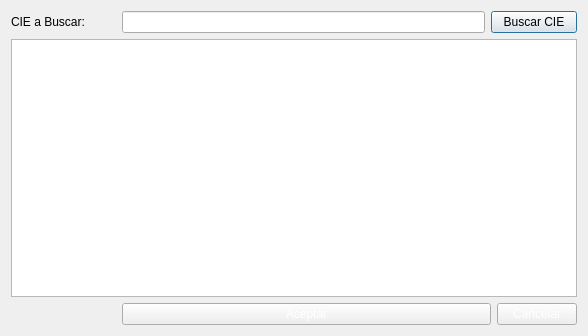
First picture: the form in Busquedas/frmbuscarcie.ui, repository arcnexus/RedFoX, before the edit.
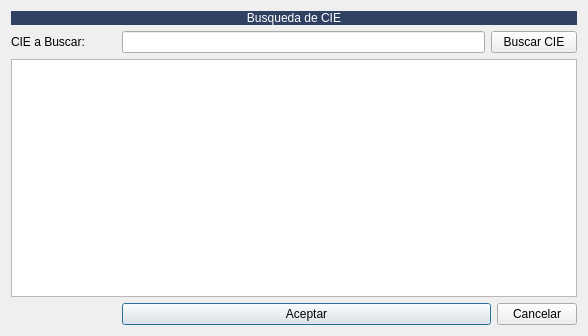
Second picture: the form after the edit. Icons and pictures are not drawn.

Patch:
```diff
--- a/Busquedas/frmbuscarcie.ui
+++ b/Busquedas/frmbuscarcie.ui
@@ -18,43 +18,15 @@
     <normaloff>:/Icons/PNG/Maya.png</normaloff>:/Icons/PNG/Maya.png</iconset>
   </property>
   <layout class="QGridLayout" name="gridLayout">
-   <item row="0" column="0">
+   <item row="1" column="0">
     <widget class="QLabel" name="label">
      <property name="text">
       <string>CIE a Buscar:</string>
      </property>
     </widget>
    </item>
-   <item row="0" column="1">
-    <widget class="QLineEdit" name="txtCIE">
-     <property name="minimumSize">
-      <size>
-       <width>363</width>
-       <height>0</height>
-      </size>
-     </property>
-    </widget>
-   </item>
-   <item row="0" column="2" colspan="2">
-    <widget class="QPushButton" name="btnBuscar">
-     <property name="text">
-      <string>Buscar CIE</string>
-     </property>
-     <property name="icon">
-      <iconset resource="../Maya.qrc">
-       <normaloff>:/Icons/PNG/search.png</normaloff>:/Icons/PNG/search.png</iconset>
-     </property>
-    </widget>
-   </item>
-   <item row="1" column="0" colspan="4">
-    <widget class="QTableWidget" name="tablaCIE"/>
-   </item>
-   <item row="2" column="1" colspan="2">
+   <item row="3" column="1" colspan="2">
     <widget class="QPushButton" name="btnAceptar">
-     <property name="styleSheet">
-      <string notr="true">QPushButton:disabled{color: 0; }
-QPushButton:enabled{color: rgb(255,255,255); }</string>
-     </property>
      <property name="text">
       <string>Aceptar</string>
      </property>
@@ -64,22 +36,7 @@
      </property>
     </widget>
    </item>
-   <item row="2" column="3">
-    <widget class="QPushButton" name="btnCancelar">
-     <property name="styleSheet">
-      <string notr="true">QPushButton:disabled{color: 0; }
-QPushButton:enabled{color: rgb(255,255,255); }</string>
-     </property>
-     <property name="text">
-      <string>Cancelar</string>
-     </property>
-     <property name="icon">
-      <iconset resource="../Maya.qrc">
-       <normaloff>:/Icons/PNG/Delete.png</normaloff>:/Icons/PNG/Delete.png</iconset>
-     </property>
-    </widget>
-   </item>
-   <item row="2" column="0">
+   <item row="3" column="0">
     <spacer name="horizontalSpacer">
      <property name="orientation">
       <enum>Qt::Horizontal</enum>
@@ -92,6 +49,56 @@
      </property>
     </spacer>
    </item>
+   <item row="2" column="0" colspan="4">
+    <widget class="QTableWidget" name="tablaCIE"/>
+   </item>
+   <item row="1" column="2" colspan="2">
+    <widget class="QPushButton" name="btnBuscar">
+     <property name="text">
+      <string>Buscar CIE</string>
+     </property>
+     <property name="icon">
+      <iconset resource="../maya.qrc">
+       <normaloff>:/Icons/PNG/search.png</normaloff>:/Icons/PNG/search.png</iconset>
+     </property>
+    </widget>
+   </item>
+   <item row="1" column="1">
+    <widget class="QLineEdit" name="txtCIE">
+     <property name="minimumSize">
+      <size>
+       <width>363</width>
+       <height>0</height>
+      </size>
+     </property>
+    </widget>
+   </item>
+   <item row="3" column="3">
+    <widget class="QPushButton" name="btnCancelar">
+     <property name="text">
+      <string>Cancelar</string>
+     </property>
+     <property name="icon">
+      <iconset resource="../maya.qrc">
+       <normaloff>:/Icons/PNG/Delete.png</normaloff>:/Icons/PNG/Delete.png</iconset>
+     </property>
+    </widget>
+   </item>
+   <item row="0" column="0" colspan="4">
+    <widget class="QLabel" name="label_2">
+     <property name="styleSheet">
+      <string notr="true">background-color: #304163;
+color: rgb(255, 255, 255);
+font: 14pt &quot;Sans Serif&quot;;</string>
+     </property>
+     <property name="text">
+      <string>Busqueda de CIE</string>
+     </property>
+     <property name="alignment">
+      <set>Qt::AlignCenter</set>
+     </property>
+    </widget>
+   </item>
   </layout>
  </widget>
  <resources>
```
Left out of the diff: 8 changed lines with no effect on the pictures.
